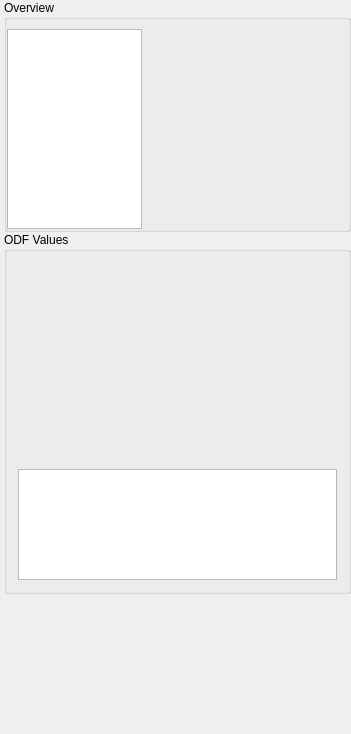
The window that Plugins/org.mitk.gui.qt.diffusionimaging/src/internal/QmitkODFDetailsViewControls.ui (MITK/MITK) describes before a commit, drawn with Qt 5.
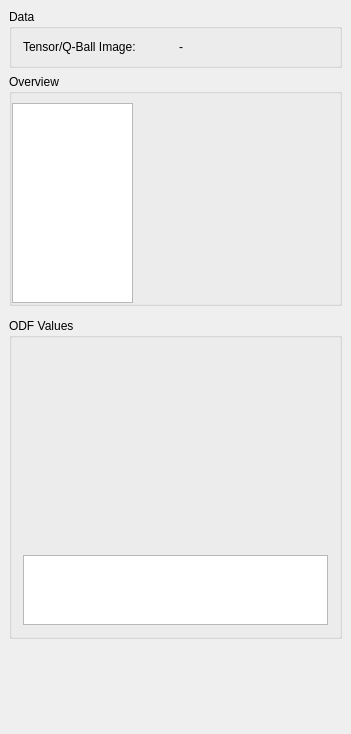
The same window after the commit. Custom widgets are drawn as their Qt base class.

Commit message: chenged input data gui for preprocessing perspective

What changed in the file:
```diff
--- a/Plugins/org.mitk.gui.qt.diffusionimaging/src/internal/QmitkODFDetailsViewControls.ui
+++ b/Plugins/org.mitk.gui.qt.diffusionimaging/src/internal/QmitkODFDetailsViewControls.ui
@@ -21,20 +21,34 @@
   </property>
   <layout class="QVBoxLayout" name="verticalLayout_2">
    <property name="spacing">
-    <number>0</number>
+    <number>6</number>
    </property>
-   <property name="leftMargin">
-    <number>4</number>
+   <property name="margin">
+    <number>9</number>
    </property>
-   <property name="topMargin">
-    <number>0</number>
-   </property>
-   <property name="rightMargin">
-    <number>0</number>
-   </property>
-   <property name="bottomMargin">
-    <number>0</number>
-   </property>
+   <item>
+    <widget class="QGroupBox" name="groupBox_2">
+     <property name="title">
+      <string>Data</string>
+     </property>
+     <layout class="QGridLayout" name="gridLayout_3">
+      <item row="0" column="0">
+       <widget class="QLabel" name="label">
+        <property name="text">
+         <string>Tensor/Q-Ball Image:</string>
+        </property>
+       </widget>
+      </item>
+      <item row="0" column="1">
+       <widget class="QLabel" name="m_InputImageLabel">
+        <property name="text">
+         <string>-</string>
+        </property>
+       </widget>
+      </item>
+     </layout>
+    </widget>
+   </item>
    <item>
     <widget class="QGroupBox" name="groupBox">
      <property name="title">
```
The commit also changes 14 other files.
